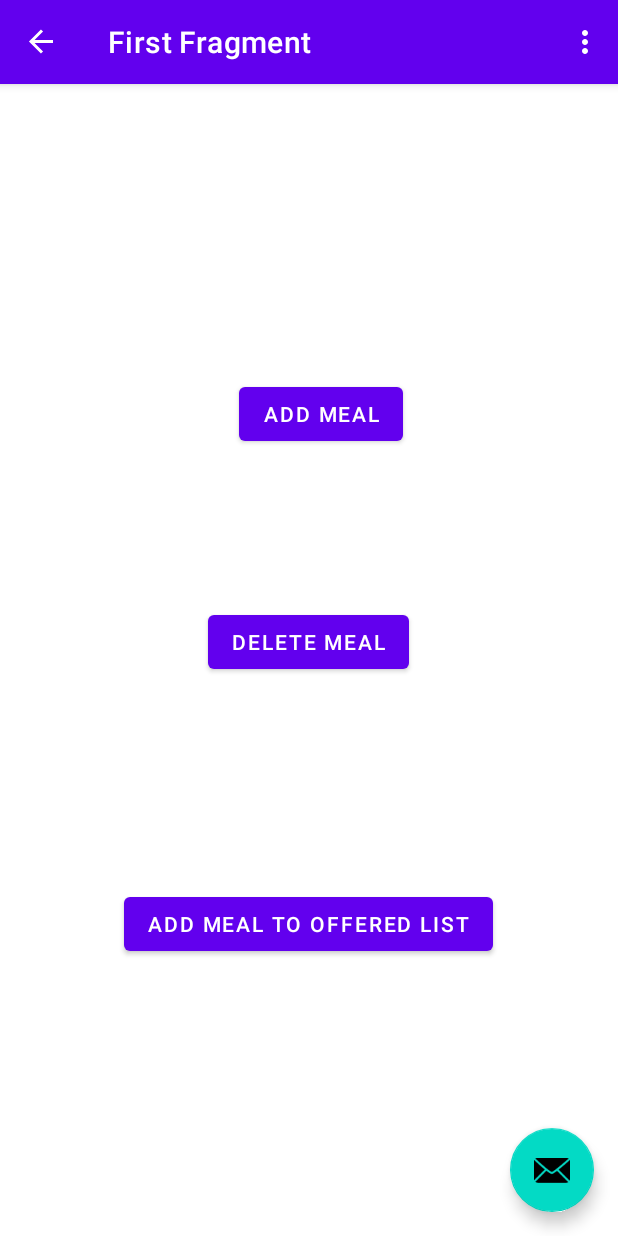
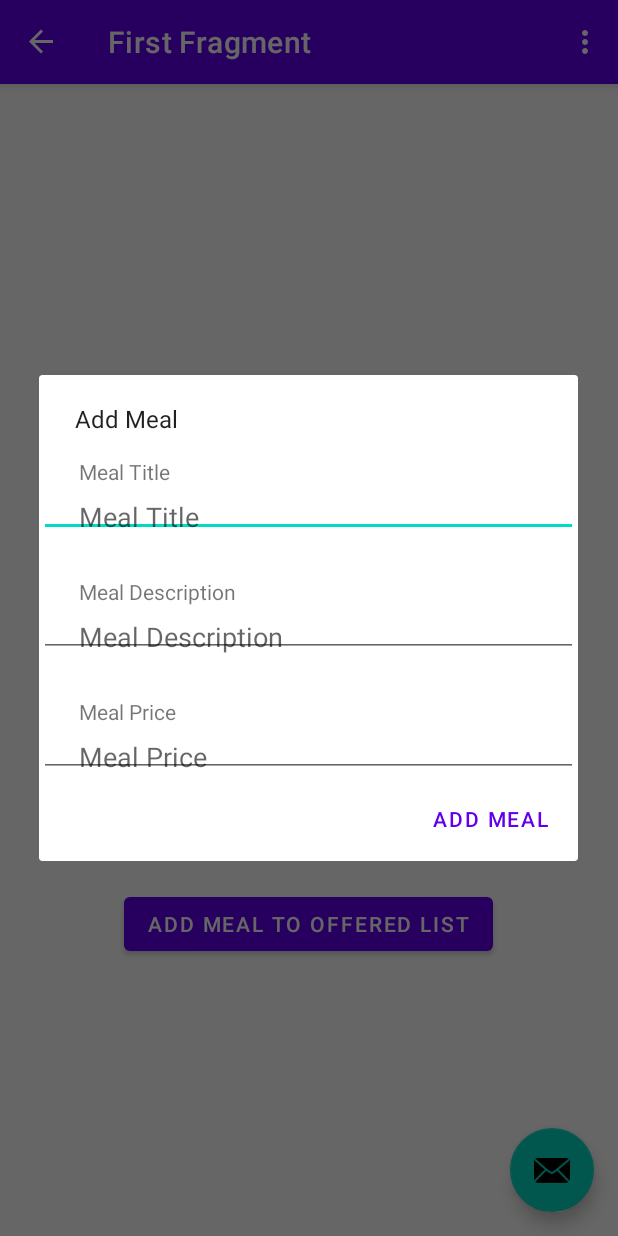
Before and after one commit to uOttawaSEGA2022/project-group-33, an Android app: the cookWelcomeScreen screen opened through its navigation route, after a tap on "ADD MEAL", on a phone screen of 412 x 824 dp. Run offline under Robolectric (Android 15) with nearby library versions, the phone set to English and light mode, and no system bars; our stand-ins replace Firebase (no records; nobody signed in at launch, a user with empty details on screens opened directly), navigation-ui; 1 statement that could not run was skipped.

Commit message:
completed add meal dialog

```diff
--- a/app/src/main/java/com/example/mealerapp/objects/Meal.java
+++ b/app/src/main/java/com/example/mealerapp/objects/Meal.java
@@ -3,6 +3,7 @@ package com.example.mealerapp.objects;
 public class Meal {
 
     private String mealName;
+    private String from;
     private String mealDescription;
     private float price;
 
--- a/app/src/main/java/com/example/mealerapp/screens/LogInFragment.java
+++ b/app/src/main/java/com/example/mealerapp/screens/LogInFragment.java
@@ -118,7 +118,7 @@ public class LogInFragment extends Fragment {
                                     if (Helper.isValidEmail(email) && Helper.isPasswordValid(password) && user[0] != null) {
                                         Bundle bundle = new Bundle();
                                         bundle.putString("type", user[0].getType().toString());
-                                        bundle.putString("user_type", user[0].getType().toString());
+                                        bundle.putString("email", user[0].getEmail());
                                         if (type == User.UserType.ADMIN) {
                                             adminWelcomeScreen ws = new adminWelcomeScreen();
                                             ws.setArguments(bundle);
--- a/app/src/main/java/com/example/mealerapp/screens/cookWelcomeScreen.java
+++ b/app/src/main/java/com/example/mealerapp/screens/cookWelcomeScreen.java
@@ -1,18 +1,33 @@
 package com.example.mealerapp.screens;
 
 import android.app.AlertDialog;
+import android.content.DialogInterface;
 import android.os.Bundle;
 
 import androidx.annotation.NonNull;
 import androidx.annotation.Nullable;
 import androidx.fragment.app.Fragment;
+import androidx.navigation.fragment.NavHostFragment;
 
+import android.text.InputType;
+import android.util.Log;
 import android.view.LayoutInflater;
 import android.view.View;
 import android.view.ViewGroup;
 import android.widget.Button;
+import android.widget.EditText;
+import android.widget.LinearLayout;
+import android.widget.TextView;
+import android.widget.Toast;
 
 import com.example.mealerapp.R;
+import com.example.mealerapp.objects.Database;
+import com.google.android.gms.tasks.OnCompleteListener;
+import com.google.android.gms.tasks.Task;
+import com.google.firebase.firestore.QuerySnapshot;
+
+import java.util.HashMap;
+import java.util.Map;
 
 /**
  * A simple {@link Fragment} subclass.
@@ -20,6 +35,9 @@ import com.example.mealerapp.R;
  * create an instance of this fragment.
  */
 public class cookWelcomeScreen extends Fragment {
+
+    private Database database;
+    private String cookEmail;
 
     public cookWelcomeScreen() {
         // Required empty public constructor
@@ -44,8 +62,8 @@ public class cookWelcomeScreen extends Fragment {
     @Override
     public void onCreate(Bundle savedInstanceState) {
         super.onCreate(savedInstanceState);
-        if (getArguments() != null) {
-        }
+        database = new Database();
+        cookEmail = getArguments().getString("email");
     }
 
     @Override
@@ -63,9 +81,84 @@ public class cookWelcomeScreen extends Fragment {
         addMealButton.setOnClickListener(new View.OnClickListener() {
             @Override
             public void onClick(View view) {
-                AlertDialog.Builder dialog = new AlertDialog.Builder(getContext());
-                dialog.setTitle("Add Meal");
+                getAddMealDialog().show();
             }
         });
     }
+
+    private AlertDialog.Builder getAddMealDialog() {
+        AlertDialog.Builder dialog = new AlertDialog.Builder(getContext());
+        dialog.setMessage("Add Meal");
+
+        LinearLayout layout = new LinearLayout(getContext());
+        layout.setOrientation(LinearLayout.VERTICAL);
+
+        TextView mealTitle = new TextView(getContext());
+        mealTitle.setText("Meal Title");
+        mealTitle.setPadding(40, 10, 0 , 10);
+        layout.addView(mealTitle);
+
+        EditText mealTitleInput = new EditText(getContext());
+        mealTitleInput.setInputType(InputType.TYPE_CLASS_TEXT);
+        mealTitleInput.setHint("Meal Title");
+        mealTitleInput.setPadding(40,0,0,0);
+        layout.addView(mealTitleInput);
+
+        mealTitleInput.getText();
+
+        TextView mealDescription = new TextView(getContext());
+        mealDescription.setText("Meal Description");
+        mealDescription.setPadding(40, 40, 0 , 10);
+        layout.addView(mealDescription);
+
+        EditText mealDescriptionInput = new EditText(getContext());
+        mealDescriptionInput.setInputType(InputType.TYPE_CLASS_TEXT);
+        mealDescriptionInput.setHint("Meal Description");
+        mealDescriptionInput.setPadding(40,0,0,0);
+        layout.addView(mealDescriptionInput);
+
+        TextView mealPrice = new TextView(getContext());
+        mealPrice.setText("Meal Price");
+        mealPrice.setPadding(40, 40, 0 , 10);
+        layout.addView(mealPrice);
+
+        EditText mealPriceInput = new EditText(getContext());
+        mealPriceInput.setInputType(InputType.TYPE_CLASS_NUMBER);
+        mealPriceInput.setHint("Meal Price");
+        mealPriceInput.setPadding(40,0,0,0);
+        layout.addView(mealPriceInput);
+
+        dialog.setView(layout);
+
+        dialog.setPositiveButton("Add Meal", new DialogInterface.OnClickListener() {
+            @Override
+            public void onClick(DialogInterface dialogInterface, int i) {
+
+                if (mealTitleInput.getText().toString().length() < 1 || mealDescriptionInput.getText().toString().length() < 1 || mealPriceInput.getText().toString().length() < 1) {
+                    Toast.makeText(getView().getContext(), "Error: Please fill all fields", Toast.LENGTH_LONG).show();
+                } else {
+                    database.getFirestore().collection("meals").get().addOnCompleteListener(new OnCompleteListener<QuerySnapshot>() {
+                        @Override
+                        public void onComplete(@NonNull Task<QuerySnapshot> task) {
+
+                            Map<String,Object> meal = new HashMap<>();
+                            String id = Integer.toString(task.getResult().size());
+                            meal.put("mealName", mealTitleInput.getText().toString());
+                            meal.put("mealDescription", mealDescriptionInput.getText().toString());
+                            meal.put("price", mealPriceInput.getText().toString());
+                            meal.put("id", id);
+                            meal.put("fromEmail", cookEmail);
+
+                            database.getFirestore().collection("meals").document(id).set(meal);
+                            Toast.makeText(getView().getContext(), "Successfully added the meal!", Toast.LENGTH_LONG).show();
+
+                        }
+                    });
+                }
+
+            }
+        });
+
+        return dialog;
+    }
 }
```
Also changed, not shown: app/src/main/java/com/example/mealerapp/objects/User.java (+10 -0 lines).
